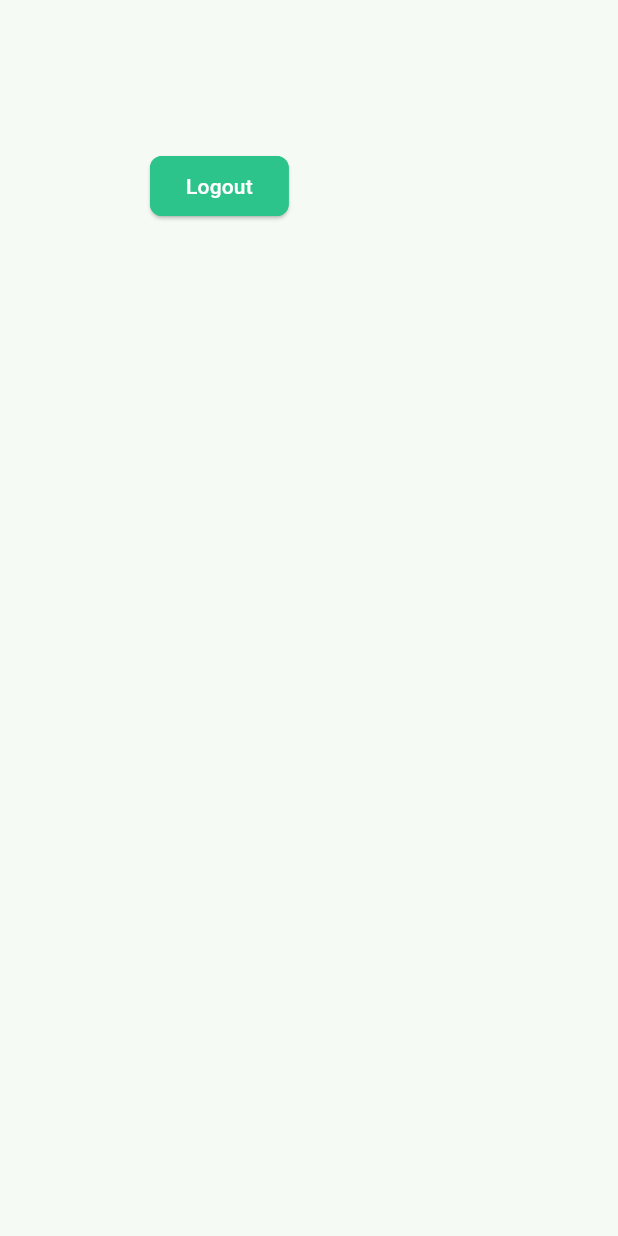
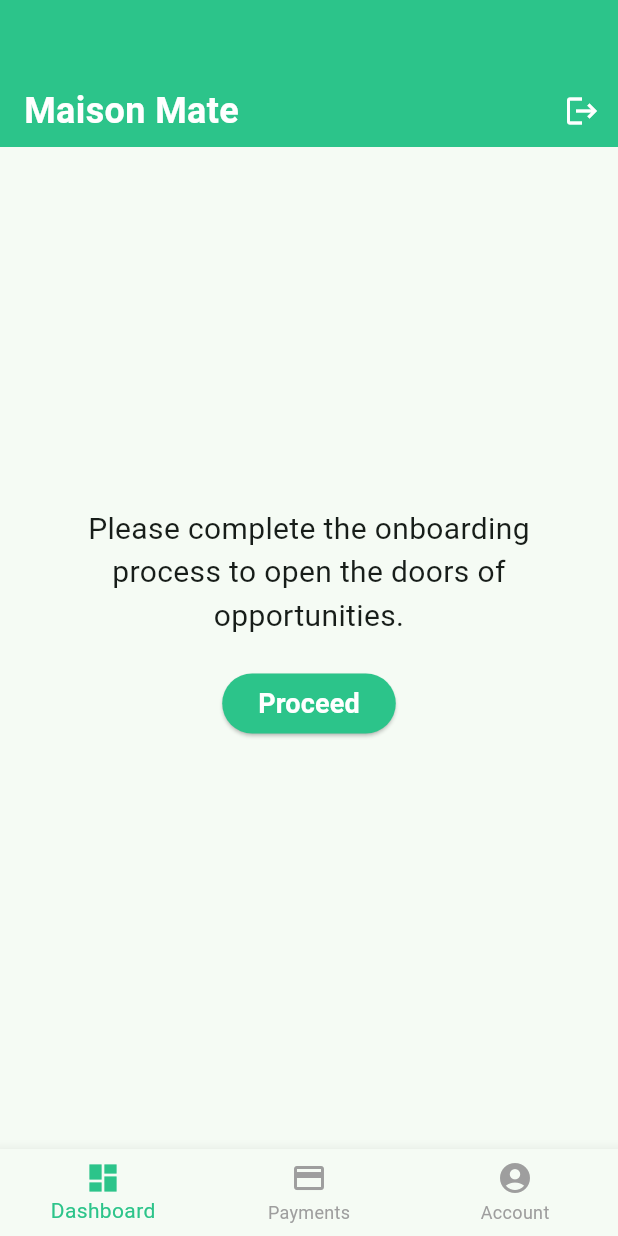
Before and after one commit to akshay-1705/maison_mate_partner_client, a Flutter app: the HomePageWidget screen opened directly, on a phone screen of 412 x 824 dp. Run offline on Flutter 3.47's test engine with Material 2 defaults, Android fonts, the phone set to English and light mode, and no system bars; our stand-ins replace flutter_secure_storage, webview_flutter; accounts and stored records are empty.

Commit message:
add homescreen

```diff
--- a/lib/main.dart
+++ b/lib/main.dart
@@ -33,11 +33,7 @@ class MyApp extends StatelessWidget {
         ],
         child: MaterialApp(
           title: _title,
-          home: Scaffold(
-            appBar: AppBar(title: const Text(_title)),
-            body:
-                isUserLoggedIn ? const HomePageWidget() : const SignInWidget(),
-          ),
+          home: isUserLoggedIn ? const HomePageWidget() : const SignInWidget(),
           theme: ThemeData(
             useMaterial3: true,
             colorScheme:
--- a/lib/widgets/auth/forgot_password.dart
+++ b/lib/widgets/auth/forgot_password.dart
@@ -38,7 +38,7 @@ class _ResetPasswordWidgetState extends State<ResetPasswordWidget> {
                 child: Form(
                     key: _formKey,
                     child: ListView(children: [
-                      const SizedBox(height: 65),
+                      const SizedBox(height: 100),
                       header(),
                       const SizedBox(height: 40),
                       if (model.errorMessage.isNotEmpty) errorMessage(model),
--- a/lib/widgets/auth/sign_in.dart
+++ b/lib/widgets/auth/sign_in.dart
@@ -42,7 +42,7 @@ class _SignInWidgetState extends State<SignInWidget> {
                         key: _formKey,
                         child: ListView(
                           children: <Widget>[
-                            const SizedBox(height: 60),
+                            const SizedBox(height: 100),
                             signInHeader(),
                             const SizedBox(height: 40),
                             if (model.errorMessage.isNotEmpty)
--- a/lib/widgets/home/home_page.dart
+++ b/lib/widgets/home/home_page.dart
@@ -11,28 +11,123 @@ class HomePageWidget extends StatefulWidget {
 }
 
 class _HomePageWidgetState extends State<HomePageWidget> {
-  static const storage = FlutterSecureStorage();
   @override
   Widget build(BuildContext context) {
-    return const Scaffold(
-        body: Padding(
-      padding: EdgeInsets.all(100),
-      child: LogoutButton(storage: storage),
-    ));
+    return Scaffold(
+      body: SingleChildScrollView(
+          child: Column(
+        children: [
+          header(),
+          const SizedBox(height: 240),
+          completeOnboarding(),
+          const SizedBox(height: 240),
+        ],
+      )),
+      bottomNavigationBar: bottomNavigation(),
+    );
+  }
+
+  BottomNavigationBar bottomNavigation() {
+    return BottomNavigationBar(
+      items: const <BottomNavigationBarItem>[
+        BottomNavigationBarItem(
+          icon: Icon(Icons.dashboard),
+          label: 'Dashboard',
+        ),
+        BottomNavigationBarItem(
+          icon: Icon(Icons.payment),
+          label: 'Payments',
+        ),
+        BottomNavigationBarItem(
+          icon: Icon(Icons.account_circle),
+          label: 'Account',
+        ),
+      ],
+      selectedItemColor: const Color(0xff2cc48a), // Selected tab color
+      unselectedItemColor: Colors.grey, // Unselected tab color
+    );
+  }
+
+  Column completeOnboarding() {
+    return Column(
+      children: [
+        Container(
+          alignment: Alignment.bottomLeft,
+          child: Center(
+            child: Container(
+              padding: const EdgeInsets.symmetric(horizontal: 40.0),
+              child: const Text(
+                'Please complete the onboarding process to open the doors of opportunities.',
+                style: TextStyle(
+                  fontSize: 20,
+                  fontWeight: FontWeight.w400,
+                ),
+                textAlign: TextAlign.center, // Align text to center
+              ),
+            ),
+          ),
+        ),
+        const SizedBox(height: 20),
+        ElevatedButton(
+          onPressed: () {
+            // Add your action for the "Proceed" button here
+          },
+          style: ButtonStyle(
+            backgroundColor: MaterialStateProperty.all<Color>(
+              const Color(0xff2cc48a), // Match the color scheme
+            ),
+          ),
+          child: const Text(
+            'Proceed',
+            style: TextStyle(
+              color: Colors.white,
+              fontSize: 18,
+              fontWeight: FontWeight.bold,
+            ),
+          ),
+        ),
+      ],
+    );
+  }
+
+  Container header() {
+    return Container(
+      color: const Color(0xff2cc48a), // Header background color
+      padding: const EdgeInsets.only(top: 50.0),
+      child: const Row(
+        mainAxisAlignment: MainAxisAlignment.spaceBetween,
+        children: [
+          Padding(
+            padding: EdgeInsets.only(left: 16),
+            child: Text(
+              'Maison Mate', // Company name
+              style: TextStyle(
+                color: Colors.white, // Text color
+                fontSize: 24,
+                fontWeight: FontWeight.bold,
+              ),
+            ),
+          ),
+          LogoutButton(),
+        ],
+      ),
+    );
   }
 }
 
 class LogoutButton extends StatelessWidget {
+  static const storage = FlutterSecureStorage();
   const LogoutButton({
     super.key,
-    required this.storage,
   });
-
-  final FlutterSecureStorage storage;
 
   @override
   Widget build(BuildContext context) {
-    return ElevatedButton(
+    return IconButton(
+      icon: const Icon(
+        Icons.logout,
+        color: Colors.white,
+      ),
       onPressed: () async {
         await storage.delete(key: authTokenKey);
         if (!context.mounted) {
@@ -41,14 +136,6 @@ class LogoutButton extends StatelessWidget {
         Navigator.pushReplacement(context,
             MaterialPageRoute(builder: (context) => const SignInWidget()));
       },
-        style: ButtonStyle(
-            shape: MaterialStateProperty.all<RoundedRectangleBorder>(
-              RoundedRectangleBorder(
-                  borderRadius: BorderRadius.circular(8),
-                  side: const BorderSide(color: Color(0xff2cc48a))),
-            ),
-            backgroundColor:
-                MaterialStateProperty.all<Color>(const Color(0xff2cc48a))),
-        child: const Text('Logout', style: TextStyle(color: Colors.white)));
+    );
   }
 }
```
Lines whose indentation alone changed are shown as unchanged.
